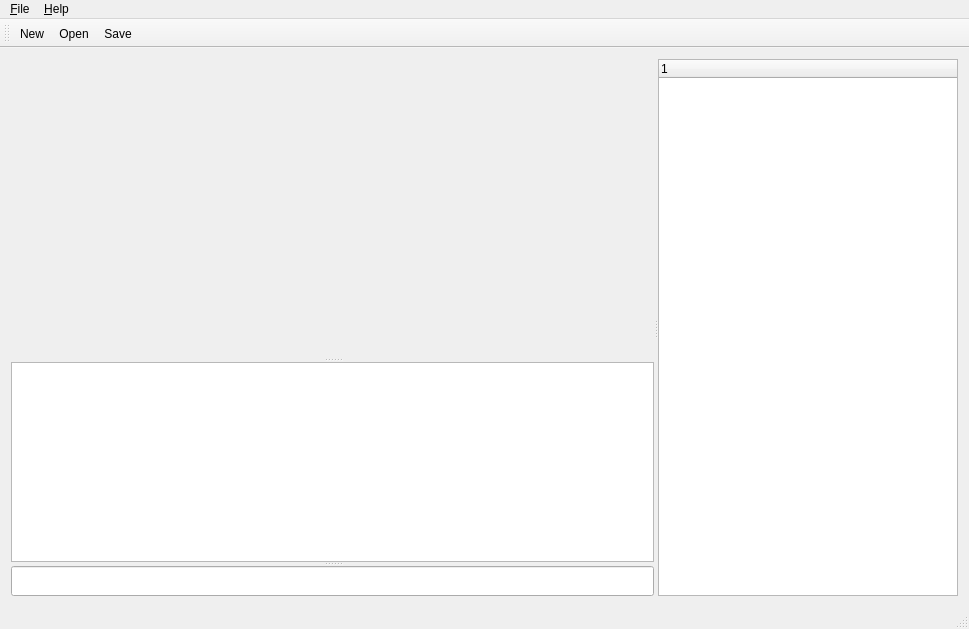
This is gui/mainwindow.ui in YosysHQ/nextpnr as Qt 5 draws it before an edit. The edited form follows.
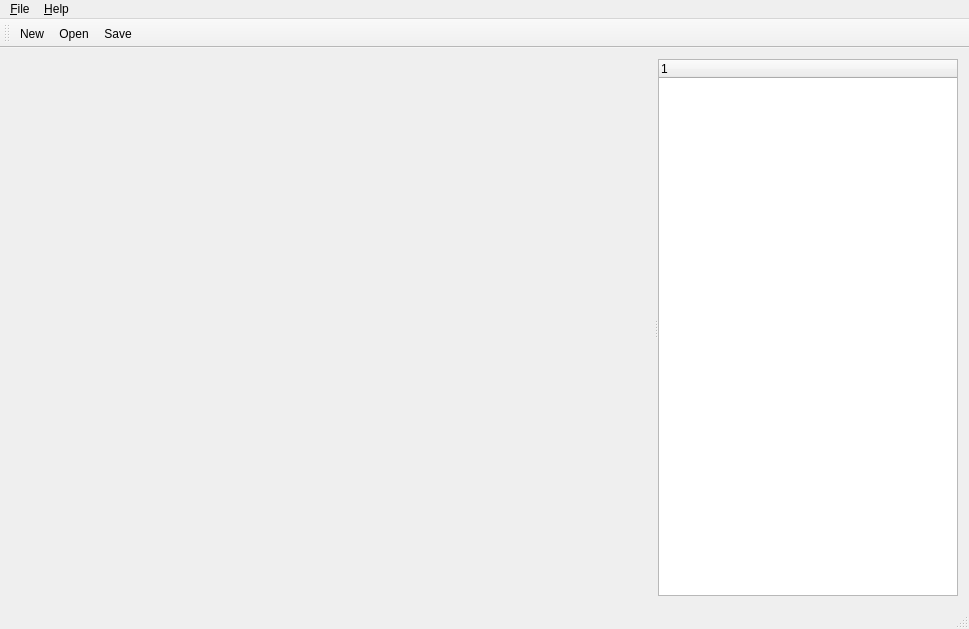
This is the edited form. Icons and pictures are not drawn. Custom widgets are drawn as their Qt base class.

Commit message: Cleanup and preps for further ui work

Patch:
```diff
--- a/gui/mainwindow.ui
+++ b/gui/mainwindow.ui
@@ -25,40 +25,6 @@
         <enum>Qt::Vertical</enum>
        </property>
        <widget class="FPGAViewWidget" name="openGLWidget" native="true"/>
-       <widget class="QPlainTextEdit" name="plainTextEdit">
-        <property name="enabled">
-         <bool>true</bool>
-        </property>
-        <property name="minimumSize">
-         <size>
-          <width>0</width>
-          <height>50</height>
-         </size>
-        </property>
-        <property name="maximumSize">
-         <size>
-          <width>16777215</width>
-          <height>200</height>
-         </size>
-        </property>
-        <property name="readOnly">
-         <bool>true</bool>
-        </property>
-       </widget>
-       <widget class="QLineEdit" name="lineEdit">
-        <property name="minimumSize">
-         <size>
-          <width>0</width>
-          <height>30</height>
-         </size>
-        </property>
-        <property name="maximumSize">
-         <size>
-          <width>16777215</width>
-          <height>30</height>
-         </size>
-        </property>
-       </widget>
       </widget>
       <widget class="QSplitter" name="splitter_2">
        <property name="orientation">
```
The commit also changes 2 other files.
